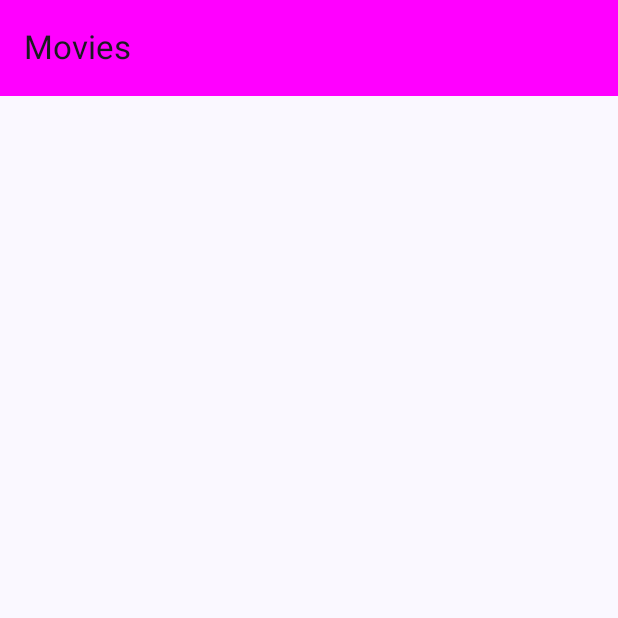
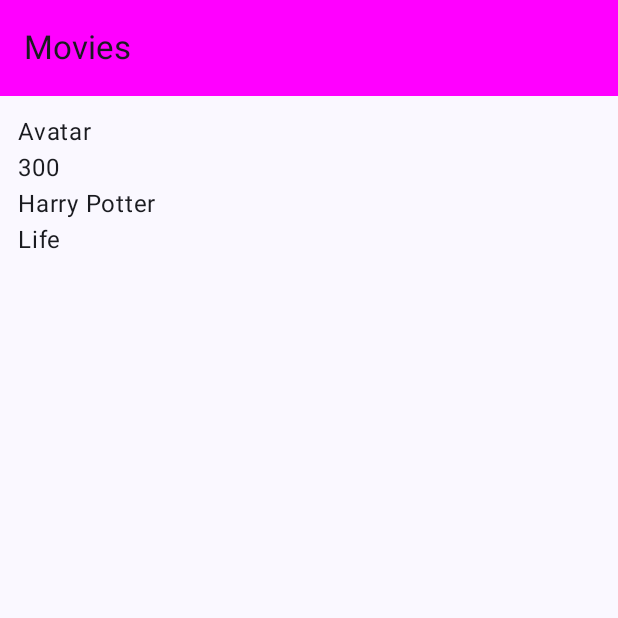
Before and after one commit to MAdem01/MovieAppCompose, an Android app built with Jetpack Compose: the screen it shows after launch (MainActivity), on a phone screen of 412 x 824 dp, the top half of it. Run offline under Robolectric (Android 15) with nearby library versions, the phone set to English and light mode, and no system bars.

Commit message:
add LazyColumn with static text

```diff
--- a/app/src/main/java/com/example/movieappcompose/MainActivity.kt
+++ b/app/src/main/java/com/example/movieappcompose/MainActivity.kt
@@ -3,7 +3,11 @@ package com.example.movieappcompose
 import android.os.Bundle
 import androidx.activity.ComponentActivity
 import androidx.activity.compose.setContent
+import androidx.compose.foundation.layout.Column
 import androidx.compose.foundation.layout.PaddingValues
+import androidx.compose.foundation.layout.padding
+import androidx.compose.foundation.lazy.LazyColumn
+import androidx.compose.foundation.lazy.items
 import androidx.compose.material3.ExperimentalMaterial3Api
 import androidx.compose.material3.MaterialTheme
 import androidx.compose.material3.Scaffold
@@ -12,8 +16,10 @@ import androidx.compose.material3.Text
 import androidx.compose.material3.TopAppBar
 import androidx.compose.material3.TopAppBarDefaults
 import androidx.compose.runtime.Composable
+import androidx.compose.ui.Modifier
 import androidx.compose.ui.graphics.Color
 import androidx.compose.ui.tooling.preview.Preview
+import androidx.compose.ui.unit.dp
 import com.example.movieappcompose.ui.theme.MovieAppComposeTheme
 
 class MainActivity : ComponentActivity() {
@@ -38,15 +44,26 @@ fun MyApp(content: @Composable (PaddingValues) -> Unit){
                 )
 
         }){ paddingValues ->
-            content(paddingValues)
+            Surface(modifier = Modifier
+                .padding(paddingValues),
+                color = MaterialTheme.colorScheme.background) {
+                content(paddingValues)
+            }
         }
         }
 }
 
 @Composable
-fun MainContent(){
-    Surface(color = MaterialTheme.colorScheme.background) {
-        Text(text = "Hello")
+fun MainContent(movieList: List<String> = listOf(
+    "Avatar", "300", "Harry Potter", "Life"
+)){
+    Column(modifier = Modifier
+        .padding(12.dp)) {
+        LazyColumn {
+            items(items = movieList){
+                Text(text = it)
+            }
+        }
     }
 }
 
```
